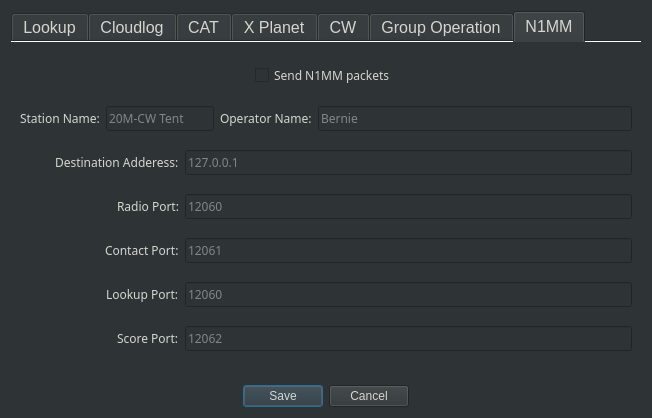
Before: the Qt Designer form fdlogger/data/settings.ui in mbridak/FieldDayLogger, drawn with Qt 5.
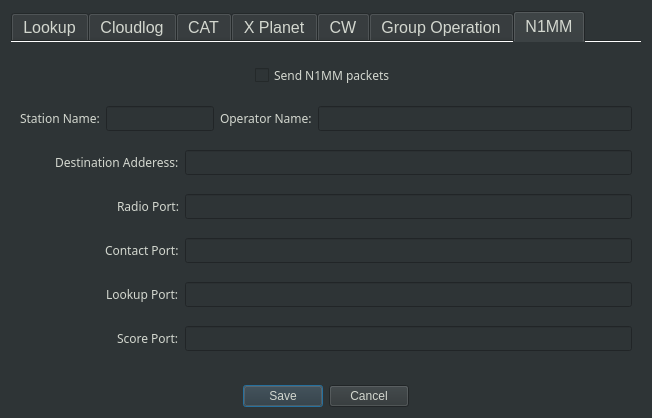
After: the same form once the commit is applied. The open tabs and pages were chosen to show the change.

Commit message: removed placeholder text

```diff
--- a/fdlogger/data/settings.ui
+++ b/fdlogger/data/settings.ui
@@ -757,7 +757,7 @@
           </font>
          </property>
          <property name="placeholderText">
-          <string>20M-CW Tent</string>
+          <string/>
          </property>
         </widget>
        </item>
@@ -781,7 +781,7 @@
           </font>
          </property>
          <property name="placeholderText">
-          <string>Bernie</string>
+          <string/>
          </property>
         </widget>
        </item>
@@ -871,7 +871,7 @@
           <string/>
          </property>
          <property name="placeholderText">
-          <string>127.0.0.1</string>
+          <string/>
          </property>
         </widget>
        </item>
@@ -889,7 +889,7 @@
           <string/>
          </property>
          <property name="placeholderText">
-          <string>12060</string>
+          <string/>
          </property>
         </widget>
        </item>
@@ -907,7 +907,7 @@
           <string/>
          </property>
          <property name="placeholderText">
-          <string>12061</string>
+          <string/>
          </property>
         </widget>
        </item>
@@ -925,7 +925,7 @@
           <string/>
          </property>
          <property name="placeholderText">
-          <string>12060</string>
+          <string/>
          </property>
         </widget>
        </item>
@@ -943,7 +943,7 @@
           <string/>
          </property>
          <property name="placeholderText">
-          <string>12062</string>
+          <string/>
          </property>
         </widget>
        </item>
```
